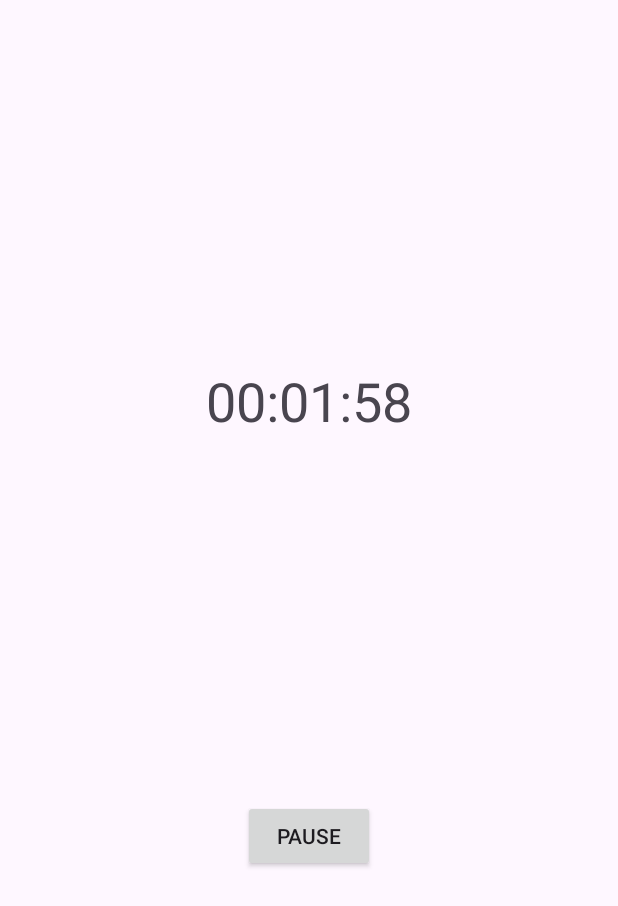
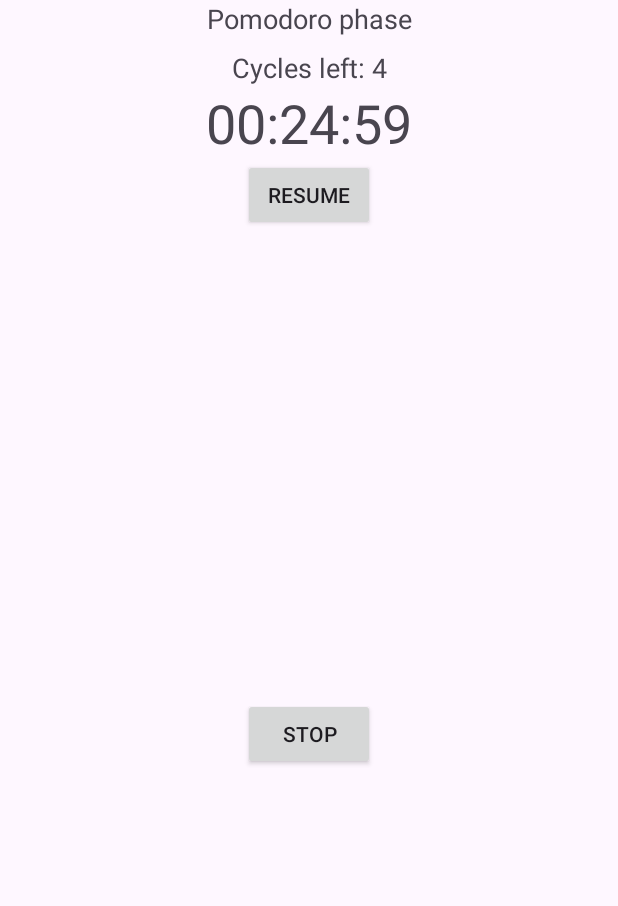
Before and after one commit to Guetguet6/bubble, an Android app built with Jetpack Compose: the PomodoroActivity screen opened directly, with no data from a screen before it, after a tap on "RESUME", on a phone screen of 412 x 824 dp. Shown: the top 906 px of the screen. Run offline under Robolectric (Android 15) with nearby library versions, the phone set to English and light mode, and no system bars; 1 other tap on this screen came first.

Commit message:
Added the possibility to launch the pomodoro with an intent, added the cycles of pomodoro

```diff
--- a/app/src/main/java/ca/uqac/bubble/pomodoro/PomodoroActivity.kt
+++ b/app/src/main/java/ca/uqac/bubble/pomodoro/PomodoroActivity.kt
@@ -6,41 +6,54 @@ import android.view.View
 import android.widget.Button
 import android.widget.TextView
 import androidx.activity.ComponentActivity
-import androidx.compose.foundation.layout.fillMaxSize
-import androidx.compose.material.Surface
-import androidx.compose.runtime.Composable
-import androidx.compose.ui.Modifier
-import androidx.compose.ui.tooling.preview.Preview
 import ca.uqac.bubble.R
-import ca.uqac.bubble.ui.theme.BubbleAppTheme
 
 class PomodoroActivity : ComponentActivity() {
 
     private lateinit var timeDisplay: TextView
+    private lateinit var phaseDisplay: TextView
+    private lateinit var cyclesDisplay: TextView
     private lateinit var pauseResumeButton: Button
     private lateinit var stopButton: Button
     private var timer: CountDownTimer? = null
     private var isRunning = false
     private var isPaused = false
+    private var isPomodoroPhase = true
     private var remainingTime = 120_000L // 120 seconds
+    private var pomodoroPhase = 1500000L // 25 minutes in milliseconds
+    private var breakPhase = 300000L // 5 minutes in milliseconds
+    private var numberCycles = 4 // 4 cycles per pomodoro session by default
 
     override fun onCreate(savedInstanceState: Bundle?) {
         super.onCreate(savedInstanceState)
         setContentView(R.layout.pomodoro)
 
+        val extras = intent.extras
+        if (extras != null) {
+            pomodoroPhase = extras.getLong("pomodoroPhase", pomodoroPhase)
+            breakPhase = extras.getLong("breakPhase", breakPhase)
+            numberCycles = extras.getInt("numberCycles", numberCycles)
+        }
+
+        remainingTime = pomodoroPhase
+
         timeDisplay = findViewById(R.id.time_display)
         pauseResumeButton = findViewById(R.id.pause_resume_button)
         stopButton = findViewById(R.id.stop_button)
+        phaseDisplay = findViewById(R.id.phase_display)
+        cyclesDisplay = findViewById(R.id.cycles_display)
 
         updateTimerDisplay()
+        updatePhaseDisplay()
+        updateCyclesDisplay()
 
         pauseResumeButton.setOnClickListener {
-            if (isRunning && !isPaused) {
+            if (isRunning) {
                 pauseTimer()
                 pauseResumeButton.text = "Resume"
                 stopButton.visibility = View.VISIBLE
                 isPaused = true
-            } else if (isRunning && isPaused) {
+            } else if (isRunning) {
                 resumeTimer()
                 pauseResumeButton.text = "Pause"
                 stopButton.visibility = View.GONE
@@ -69,21 +82,26 @@ class PomodoroActivity : ComponentActivity() {
             }
 
             override fun onFinish() {
-                stopTimer()
-                isRunning = false
-                isPaused = false
-                finish()
+                if (isPomodoroPhase && numberCycles > 0) {
+                    isPomodoroPhase = false
+                    remainingTime = breakPhase
+                    updatePhaseDisplay()
+                } else if (!isPomodoroPhase && numberCycles > 0) {
+                    isPomodoroPhase = true
+                    remainingTime = pomodoroPhase
+                    numberCycles--
+                    updatePhaseDisplay()
+                    updateCyclesDisplay()
+                } else {
+                    stopTimer()
+                    isRunning = false
+                    isPaused = false
+                    finish()
+                }
             }
         }
         timer?.start()
         isRunning = true
-    }
-
-    private fun updateTimerDisplay(timeDisplay: TextView, remainingTime: Long) {
-        val seconds = (remainingTime / 1000) % 60
-        val minutes = (remainingTime / (1000 * 60)) % 60
-        val hours = remainingTime / (1000 * 60 * 60)
-        timeDisplay.text = String.format("%02d:%02d:%02d", hours, minutes, seconds)
     }
 
     private fun pauseTimer() {
@@ -105,4 +123,18 @@ class PomodoroActivity : ComponentActivity() {
         timeDisplay.text = String.format("%02d:%02d:%02d", hours, minutes, seconds)
     }
 
+    private fun updatePhaseDisplay() {
+        if (isPomodoroPhase) {
+            phaseDisplay.text = "Pomodoro phase"
+        } else {
+            phaseDisplay.text = "Break phase"
+        }
+    }
+
+    private fun updateCyclesDisplay() {
+        cyclesDisplay.text = "Cycles left: $numberCycles"
+    }
+
+
+
 }
--- a/app/src/main/res/layout/pomodoro.xml
+++ b/app/src/main/res/layout/pomodoro.xml
@@ -6,37 +6,54 @@
     android:layout_height="match_parent">
 
     <TextView
+        android:id="@+id/phase_display"
+        android:layout_width="wrap_content"
+        android:layout_height="wrap_content"
+        android:textSize="18sp"
+        app:layout_constraintTop_toTopOf="parent"
+        app:layout_constraintStart_toStartOf="parent"
+        app:layout_constraintEnd_toEndOf="parent"/>
+
+    <TextView
+        android:id="@+id/cycles_display"
+        android:layout_width="wrap_content"
+        android:layout_height="wrap_content"
+        android:textSize="18sp"
+        app:layout_constraintTop_toBottomOf="@id/phase_display"
+        app:layout_constraintStart_toStartOf="parent"
+        app:layout_constraintEnd_toEndOf="parent"
+        android:layout_marginTop="8dp"/>
+
+    <TextView
         android:id="@+id/time_display"
         android:layout_width="wrap_content"
         android:layout_height="wrap_content"
         android:textSize="36sp"
+        app:layout_constraintTop_toBottomOf="@id/cycles_display"
         app:layout_constraintStart_toStartOf="parent"
         app:layout_constraintEnd_toEndOf="parent"
-        app:layout_constraintTop_toTopOf="parent"
-        app:layout_constraintBottom_toTopOf="@id/pause_resume_button"
         app:layout_constraintVertical_bias="0.5"/>
 
     <Button
-        android:text="Pause"
+        android:text="@string/pause"
         android:id="@+id/pause_resume_button"
         android:layout_width="wrap_content"
         android:layout_height="wrap_content"
+        app:layout_constraintTop_toBottomOf="@id/time_display"
         app:layout_constraintStart_toStartOf="parent"
         app:layout_constraintEnd_toEndOf="parent"
-        app:layout_constraintTop_toBottomOf="@id/time_display"
-        app:layout_constraintBottom_toTopOf="@id/stop_button"
         app:layout_constraintVertical_bias="0.5"
         android:visibility="gone"/>
 
     <Button
-        android:text="Stop"
+        android:text="@string/stop"
         android:id="@+id/stop_button"
         android:layout_width="wrap_content"
         android:layout_height="wrap_content"
+        app:layout_constraintTop_toBottomOf="@id/pause_resume_button"
+        app:layout_constraintBottom_toBottomOf="parent"
         app:layout_constraintStart_toStartOf="parent"
         app:layout_constraintEnd_toEndOf="parent"
-        app:layout_constraintTop_toBottomOf="@id/pause_resume_button"
-        app:layout_constraintBottom_toBottomOf="parent"
         app:layout_constraintVertical_bias="0.5"
         android:visibility="gone"/>
 
--- a/app/src/main/res/values/strings.xml
+++ b/app/src/main/res/values/strings.xml
@@ -21,4 +21,6 @@
     <!--Santé-->
     <string name="title_activity_sante">Sante</string>
     <string name="title_activity_cc">Coherence Cardiaque</string>
+    <string name="pause">Pause</string>
+    <string name="stop">Stop</string>
 </resources>
```
